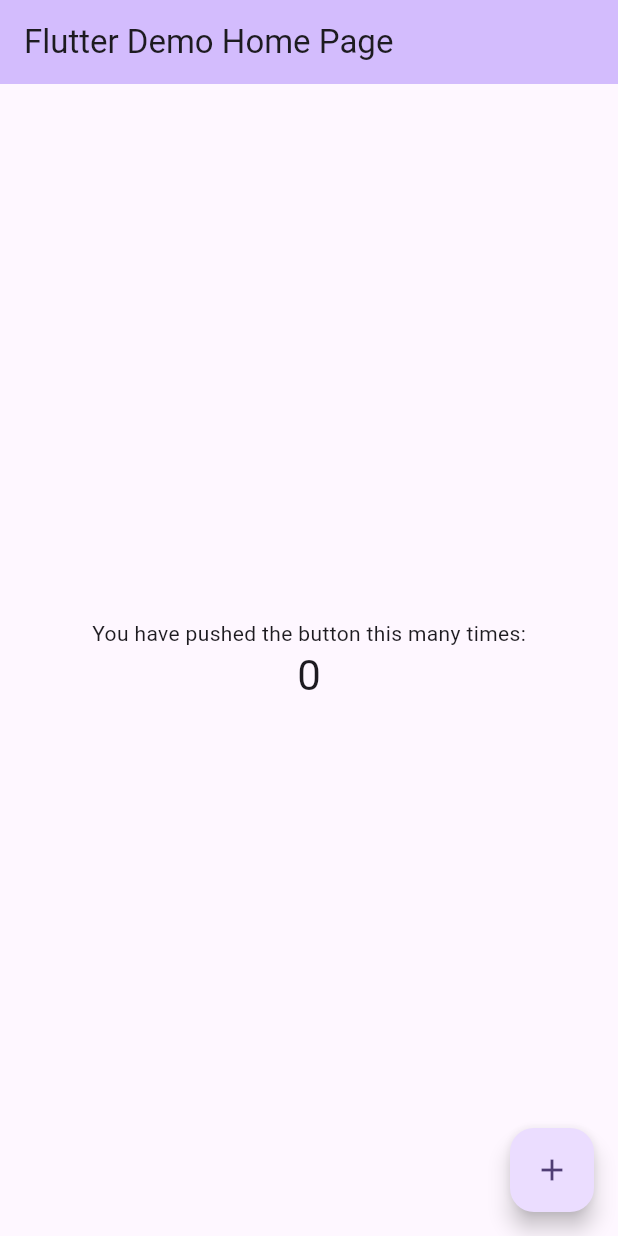
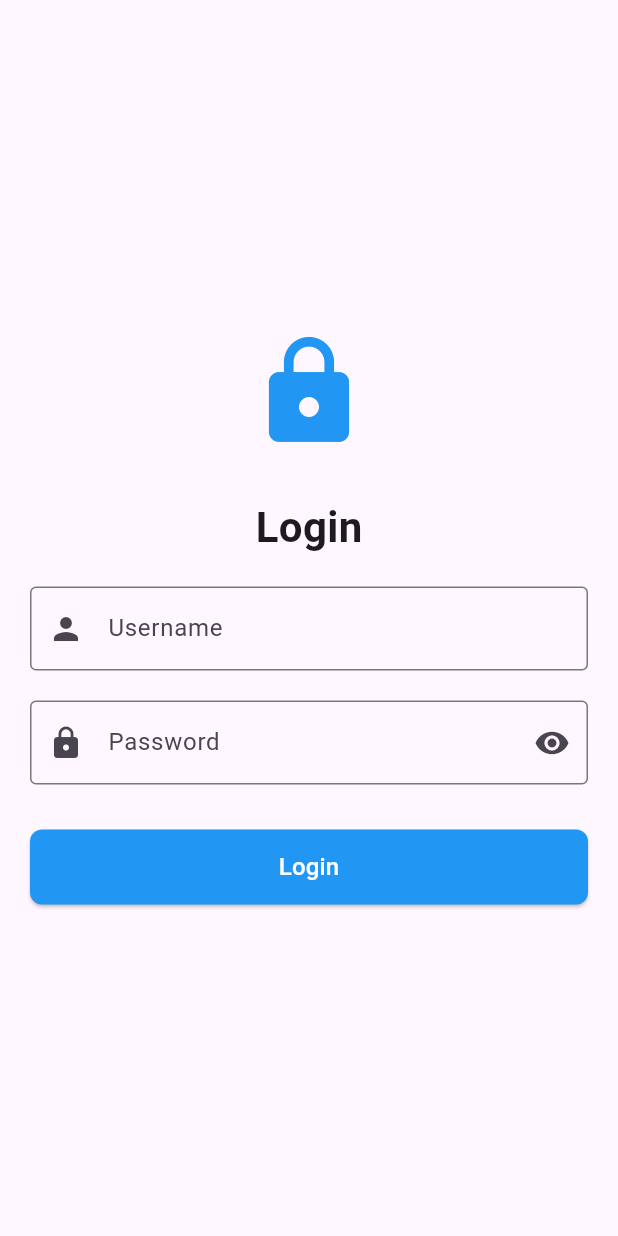
Before and after one commit to epashiq/kings-lab-test, a Flutter app: the screen it shows after launch, on a phone screen of 412 x 824 dp. Run offline on Flutter 3.47's test engine with Material 3 defaults, Android fonts, the light colour scheme and no system bars; our stand-ins replace dio, fluttertoast.

Commit message:
login screen completed

```diff
--- a/lib/controller/provider/auth_provider.dart
+++ b/lib/controller/provider/auth_provider.dart
@@ -6,11 +6,14 @@ class AuthProvider with ChangeNotifier {
   Map<String, dynamic>? _user;
   Map<String, dynamic>? get user => _user;
 
+  final usernameController = TextEditingController();
+  final passwordController = TextEditingController();
+
   AuthService authService = AuthService();
 
   Future<void> login(String username, String password) async {
     try {
-      authService.login(username: username, password: password);
+      authService.login( username,  password);
       Fluttertoast.showToast(msg: 'Login succesful');
     } catch (e) {
       Fluttertoast.showToast(msg: 'Login failed');
--- a/lib/controller/services/auth_services.dart
+++ b/lib/controller/services/auth_services.dart
@@ -9,18 +9,16 @@ class AuthService {
     ),
   );
 
-  Future<Map<String, dynamic>> login({
-    required String username,
-    required String password,
-    int expiresInMins = 30,
-  }) async {
+  Future<Map<String, dynamic>> login(
+     String username,
+     String password,
+  ) async {
     try {
       final response = await dio.post(
         '/auth/login',
         data: {
           'username': username,
           'password': password,
-          'expiresInMins': expiresInMins,
         },
         options: Options(
           followRedirects: false,
--- /dev/null
+++ b/lib/controller/services/product_services.dart
@@ -0,0 +1,7 @@
+import 'package:dio/dio.dart';
+
+class ProductServices {
+  final dio = Dio();
+
+
+}
--- a/lib/main.dart
+++ b/lib/main.dart
@@ -1,4 +1,7 @@
 import 'package:flutter/material.dart';
+import 'package:kings_lab_test/controller/provider/auth_provider.dart';
+import 'package:kings_lab_test/view/screens/login_screen.dart';
+import 'package:provider/provider.dart';
 
 void main() {
   runApp(const MyApp());
@@ -7,119 +10,19 @@
 class MyApp extends StatelessWidget {
   const MyApp({super.key});
 
-  // This widget is the root of your application.
   @override
   Widget build(BuildContext context) {
-    return MaterialApp(
-      title: 'Flutter Demo',
-      theme: ThemeData(
-        // This is the theme of your application.
-        //
-        // TRY THIS: Try running your application with "flutter run". You'll see
-        // the application has a purple toolbar. Then, without quitting the app,
-        // try changing the seedColor in the colorScheme below to Colors.green
-        // and then invoke "hot reload" (save your changes or press the "hot
-        // reload" button in a Flutter-supported IDE, or press "r" if you used
-        // the command line to start the app).
-        //
-        // Notice that the counter didn't reset back to zero; the application
-        // state is not lost during the reload. To reset the state, use hot
-        // restart instead.
-        //
-        // This works for code too, not just values: Most code changes can be
-        // tested with just a hot reload.
-        colorScheme: ColorScheme.fromSeed(seedColor: Colors.deepPurple),
-        useMaterial3: true,
+    return MultiProvider(
+      providers: [ChangeNotifierProvider(create: (_) => AuthProvider())],
+      child: MaterialApp(
+        debugShowCheckedModeBanner: false,
+        title: 'Flutter Demo',
+        theme: ThemeData(
+          colorScheme: ColorScheme.fromSeed(seedColor: Colors.deepPurple),
+          useMaterial3: true,
+        ),
+        home: const LoginScreen(),
       ),
-      home: const MyHomePage(title: 'Flutter Demo Home Page'),
     );
   }
 }
-
-class MyHomePage extends StatefulWidget {
-  const MyHomePage({super.key, required this.title});
-
-  // This widget is the home page of your application. It is stateful, meaning
-  // that it has a State object (defined below) that contains fields that affect
-  // how it looks.
-
-  // This class is the configuration for the state. It holds the values (in this
-  // case the title) provided by the parent (in this case the App widget) and
-  // used by the build method of the State. Fields in a Widget subclass are
-  // always marked "final".
-
-  final String title;
-
-  @override
-  State<MyHomePage> createState() => _MyHomePageState();
-}
-
-class _MyHomePageState extends State<MyHomePage> {
-  int _counter = 0;
-
-  void _incrementCounter() {
-    setState(() {
-      // This call to setState tells the Flutter framework that something has
-      // changed in this State, which causes it to rerun the build method below
-      // so that the display can reflect the updated values. If we changed
-      // _counter without calling setState(), then the build method would not be
-      // called again, and so nothing would appear to happen.
-      _counter++;
-    });
-  }
-
-  @override
-  Widget build(BuildContext context) {
-    // This method is rerun every time setState is called, for instance as done
-    // by the _incrementCounter method above.
-    //
-    // The Flutter framework has been optimized to make rerunning build methods
-    // fast, so that you can just rebuild anything that needs updating rather
-    // than having to individually change instances of widgets.
-    return Scaffold(
-      appBar: AppBar(
-        // TRY THIS: Try changing the color here to a specific color (to
-        // Colors.amber, perhaps?) and trigger a hot reload to see the AppBar
-        // change color while the other colors stay the same.
-        backgroundColor: Theme.of(context).colorScheme.inversePrimary,
-        // Here we take the value from the MyHomePage object that was created by
-        // the App.build method, and use it to set our appbar title.
-        title: Text(widget.title),
-      ),
-      body: Center(
-        // Center is a layout widget. It takes a single child and positions it
-        // in the middle of the parent.
-        child: Column(
-          // Column is also a layout widget. It takes a list of children and
-          // arranges them vertically. By default, it sizes itself to fit its
-          // children horizontally, and tries to be as tall as its parent.
-          //
-          // Column has various properties to control how it sizes itself and
-          // how it positions its children. Here we use mainAxisAlignment to
-          // center the children vertically; the main axis here is the vertical
-          // axis because Columns are vertical (the cross axis would be
-          // horizontal).
-          //
-          // TRY THIS: Invoke "debug painting" (choose the "Toggle Debug Paint"
-          // action in the IDE, or press "p" in the console), to see the
-          // wireframe for each widget.
-          mainAxisAlignment: MainAxisAlignment.center,
-          children: <Widget>[
-            const Text(
-              'You have pushed the button this many times:',
-            ),
-            Text(
-              '$_counter',
-              style: Theme.of(context).textTheme.headlineMedium,
-            ),
-          ],
-        ),
-      ),
-      floatingActionButton: FloatingActionButton(
-        onPressed: _incrementCounter,
-        tooltip: 'Increment',
-        child: const Icon(Icons.add),
-      ), // This trailing comma makes auto-formatting nicer for build methods.
-    );
-  }
-}
--- /dev/null
+++ b/lib/view/screens/home_screen.dart
@@ -0,0 +1,15 @@
+import 'package:flutter/material.dart';
+
+class HomeScreen extends StatefulWidget {
+  const HomeScreen({super.key});
+
+  @override
+  State<HomeScreen> createState() => _HomeScreenState();
+}
+
+class _HomeScreenState extends State<HomeScreen> {
+  @override
+  Widget build(BuildContext context) {
+    return const Scaffold();
+  }
+}
--- /dev/null
+++ b/lib/view/screens/login_screen.dart
@@ -0,0 +1,126 @@
+import 'package:flutter/material.dart';
+import 'package:kings_lab_test/controller/provider/auth_provider.dart';
+import 'package:kings_lab_test/view/screens/home_screen.dart';
+import 'package:provider/provider.dart';
+
+class LoginScreen extends StatefulWidget {
+  const LoginScreen({super.key});
+
+  @override
+  State<LoginScreen> createState() => _LoginScreenState();
+}
+
+class _LoginScreenState extends State<LoginScreen> {
+  final _formKey = GlobalKey<FormState>();
+
+  bool _isObscure = true;
+
+  @override
+  Widget build(BuildContext context) {
+    final authProvider = Provider.of<AuthProvider>(context);
+
+    return Scaffold(
+      body: Center(
+        child: SingleChildScrollView(
+          padding: const EdgeInsets.all(20.0),
+          child: Column(
+            mainAxisAlignment: MainAxisAlignment.center,
+            children: [
+              const Icon(
+                Icons.lock,
+                size: 80,
+                color: Colors.blue,
+              ),
+              const SizedBox(height: 30),
+              const Text(
+                'Login',
+                style: TextStyle(
+                  fontSize: 28,
+                  fontWeight: FontWeight.bold,
+                ),
+              ),
+              const SizedBox(height: 20),
+              Form(
+                key: _formKey,
+                child: Column(
+                  children: [
+                    TextFormField(
+                      controller: authProvider.usernameController,
+                      decoration: const InputDecoration(
+                        labelText: 'Username',
+                        prefixIcon: Icon(Icons.person),
+                        border: OutlineInputBorder(),
+                      ),
+                      validator: (value) {
+                        if (value == null || value.isEmpty) {
+                          return 'Please enter your username';
+                        }
+                        return null;
+                      },
+                    ),
+                    const SizedBox(height: 20),
+                    TextFormField(
+                      controller: authProvider.passwordController,
+                      obscureText: _isObscure,
+                      decoration: InputDecoration(
+                        labelText: 'Password',
+                        prefixIcon: const Icon(Icons.lock),
+                        border: const OutlineInputBorder(),
+                        suffixIcon: IconButton(
+                          icon: Icon(
+                            _isObscure
+                                ? Icons.visibility
+                                : Icons.visibility_off,
+                          ),
+                          onPressed: () {
+                            setState(() {
+                              _isObscure = !_isObscure;
+                            });
+                          },
+                        ),
+                      ),
+                      validator: (value) {
+                        if (value == null || value.isEmpty) {
+                          return 'Please enter your password';
+                        }
+                        return null;
+                      },
+                    ),
+                    const SizedBox(height: 30),
+                    SizedBox(
+                      width: double.infinity,
+                      height: 50,
+                      child: ElevatedButton(
+                        onPressed: () {
+                          authProvider.login(
+                              authProvider.usernameController.text,
+                              authProvider.passwordController.text);
+                          Navigator.push(
+                              context,
+                              MaterialPageRoute(
+                                builder: (context) => const HomeScreen(),
+                              ));
+                        },
+                        style: ElevatedButton.styleFrom(
+                          backgroundColor: Colors.blue,
+                          foregroundColor: Colors.white,
+                          shape: RoundedRectangleBorder(
+                            borderRadius: BorderRadius.circular(8),
+                          ),
+                        ),
+                        child: const Text(
+                          'Login',
+                          style: TextStyle(fontSize: 16),
+                        ),
+                      ),
+                    ),
+                  ],
+                ),
+              ),
+            ],
+          ),
+        ),
+      ),
+    );
+  }
+}
```
Also changed, not shown: 1 other file.
